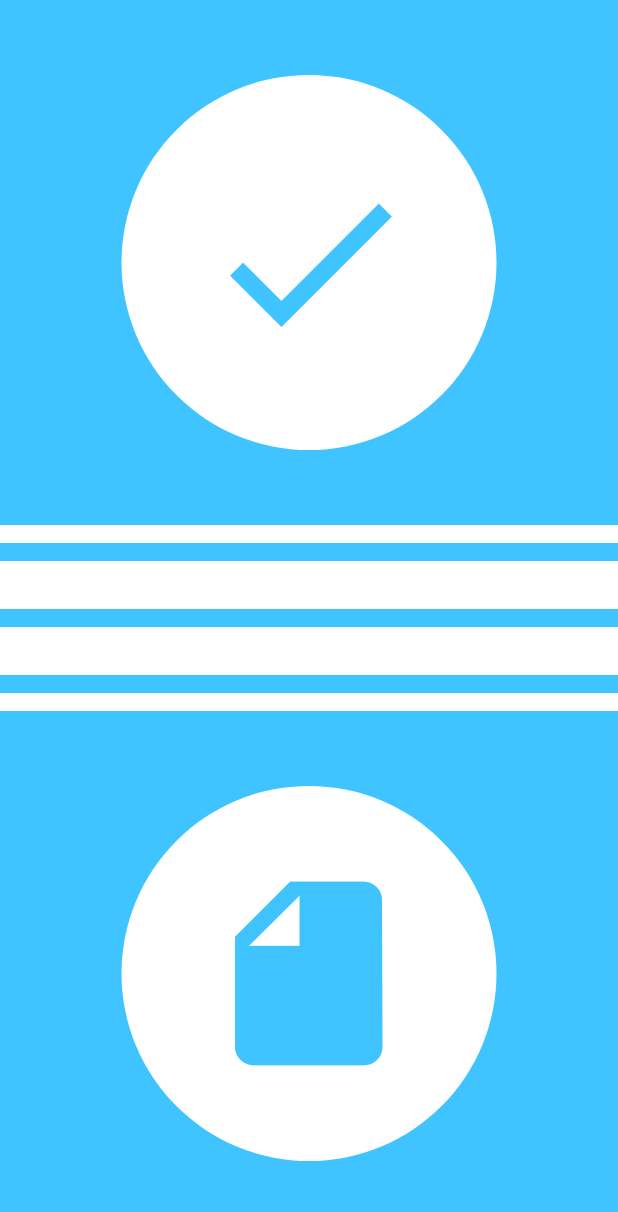
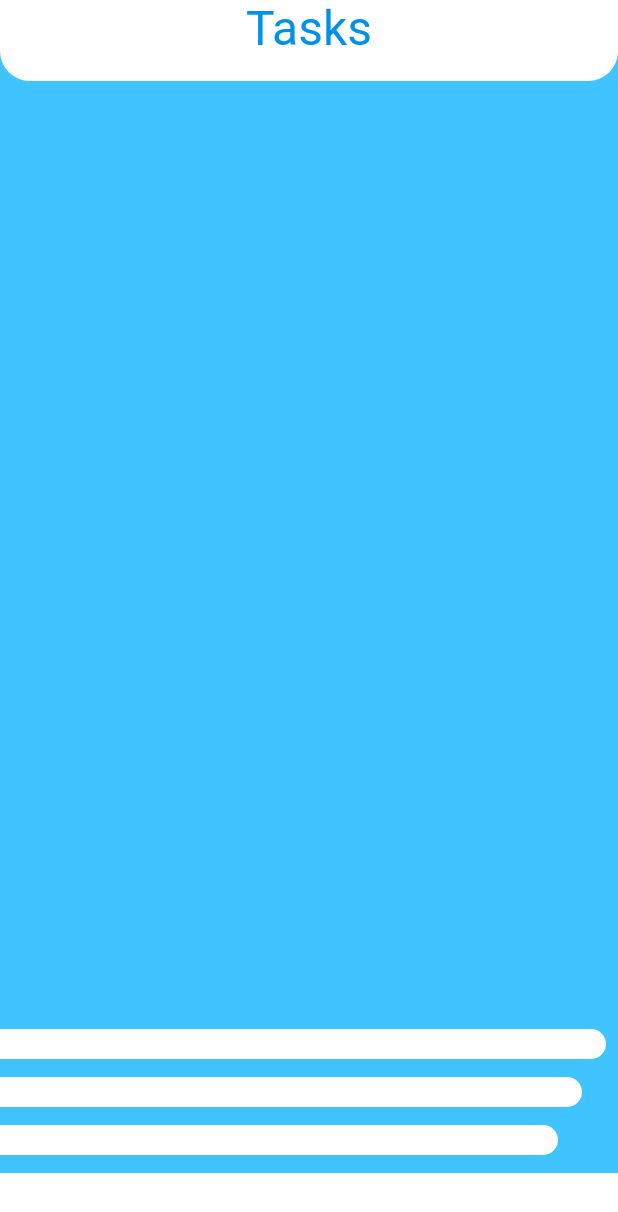
Before and after one commit to Reykjavik151/deity-flexion-flutter, a Flutter app: the HomePage screen opened by its route, after a tap on the "check" icon, on a phone screen of 412 x 824 dp. Shown: the top 1212 px of the screen. Run offline on Flutter 3.47's test engine with Material 2 defaults, Android fonts, the phone set to English and light mode, and no system bars.

Commit message:
feat: inited TasksPage

```diff
--- a/lib/constants.dart
+++ b/lib/constants.dart
@@ -2,3 +2,6 @@ const String FIRST_LINE_HERO_TAG = 'first-line-hero-tag';
 const String SECOND_LINE_HERO_TAG = 'second-line-hero-tag';
 const String THIRD_LINE_HERO_TAG = 'third-line-hero-tag';
 const String FOURTH_LINE_HERO_TAG = 'fourth-line-hero-tag';
+
+const String TASKS_HERO_TAG = 'tasks-hero-tag';
+const String NOTES_HERO_TAG = 'notes-hero-tag';
--- a/lib/main.dart
+++ b/lib/main.dart
@@ -1,6 +1,7 @@
 import 'package:deity_flexion_app/screens/home.dart';
 import 'package:deity_flexion_app/screens/login.dart';
 import 'package:deity_flexion_app/screens/register.dart';
+import 'package:deity_flexion_app/screens/tasks.dart';
 import 'package:deity_flexion_app/screens/welcome.dart';
 import 'package:flutter/material.dart';
 
@@ -26,6 +27,7 @@ class DeityFlexionApp extends StatelessWidget {
         LoginPage.id: (context) => LoginPage(),
         RegisterPage.id: (context) => RegisterPage(),
         HomePage.id: (context) => HomePage(),
+        TasksPage.id: (context) => TasksPage(),
       }
     );
   }
--- a/lib/screens/home.dart
+++ b/lib/screens/home.dart
@@ -1,6 +1,7 @@
 import 'package:deity_flexion_app/components/line.dart';
 import 'package:deity_flexion_app/components/section_button.dart';
 import 'package:deity_flexion_app/constants.dart';
+import 'package:deity_flexion_app/screens/tasks.dart';
 import 'package:flutter/material.dart';
 
 class HomePage extends StatefulWidget {
@@ -22,11 +23,14 @@ class _HomePageState extends State<HomePage> {
           children: [
             Expanded(
               child: Center(
-                child: SectionButton(
-                  icon: Icons.check,
-                  onPress: () {
-                    print('tasks pressed');
-                  },
+                child: Hero(
+                  tag: TASKS_HERO_TAG,
+                  child: SectionButton(
+                    icon: Icons.check,
+                    onPress: () {
+                      Navigator.pushNamed(context, TasksPage.id);
+                    },
+                  ),
                 ),
               ),
             ),
--- /dev/null
+++ b/lib/screens/tasks.dart
@@ -0,0 +1,81 @@
+import 'package:deity_flexion_app/components/line.dart';
+import 'package:deity_flexion_app/components/section_button.dart';
+import 'package:deity_flexion_app/constants.dart';
+import 'package:flutter/material.dart';
+
+class TasksPage extends StatefulWidget {
+  static String id = 'tasks_screen';
+
+  @override
+  _TasksPageState createState() => _TasksPageState();
+}
+
+class _TasksPageState extends State<TasksPage> {
+  @override
+  Widget build(BuildContext context) {
+    return Scaffold(
+      backgroundColor: Colors.lightBlueAccent[200],
+      body: Column(
+        mainAxisAlignment: MainAxisAlignment.center,
+        crossAxisAlignment: CrossAxisAlignment.stretch,
+        children: [
+          Hero(
+            tag: TASKS_HERO_TAG,
+            child: Container(
+              padding: EdgeInsets.only(bottom: 16.0),
+              decoration: BoxDecoration(
+                  color: Colors.white,
+                  borderRadius: BorderRadius.only(
+                      bottomRight: Radius.circular(20.0),
+                      bottomLeft: Radius.circular(20.0))),
+              child: SafeArea(
+                bottom: false,
+                child:
+                    Row(mainAxisAlignment: MainAxisAlignment.center, children: [
+                  Text('Tasks',
+                      style: TextStyle(
+                        fontSize: 32.0,
+                        color: Colors.lightBlueAccent[700],
+                      ))
+                ]),
+              ),
+            ),
+          ),
+          Expanded(
+            child: ListView(),
+          ),
+          Hero(
+            tag: FIRST_LINE_HERO_TAG,
+            child: Line(
+              height: 20.0,
+              isCompleted: false,
+              margin: EdgeInsets.only(bottom: 12.0, right: 8.0),
+            ),
+          ),
+          Hero(
+            tag: SECOND_LINE_HERO_TAG,
+            child: Line(
+              height: 20.0,
+              isCompleted: false,
+              margin: EdgeInsets.only(bottom: 12.0, right: 24.0),
+            ),
+          ),
+          Hero(
+            tag: THIRD_LINE_HERO_TAG,
+            child: Line(
+              height: 20.0,
+              isCompleted: false,
+              margin: EdgeInsets.only(bottom: 12.0, right: 40.0),
+            ),
+          ),
+          Hero(
+            tag: FOURTH_LINE_HERO_TAG,
+            child: Line(
+              height: 42.0,
+            ),
+          ),
+        ],
+      ),
+    );
+  }
+}
```
